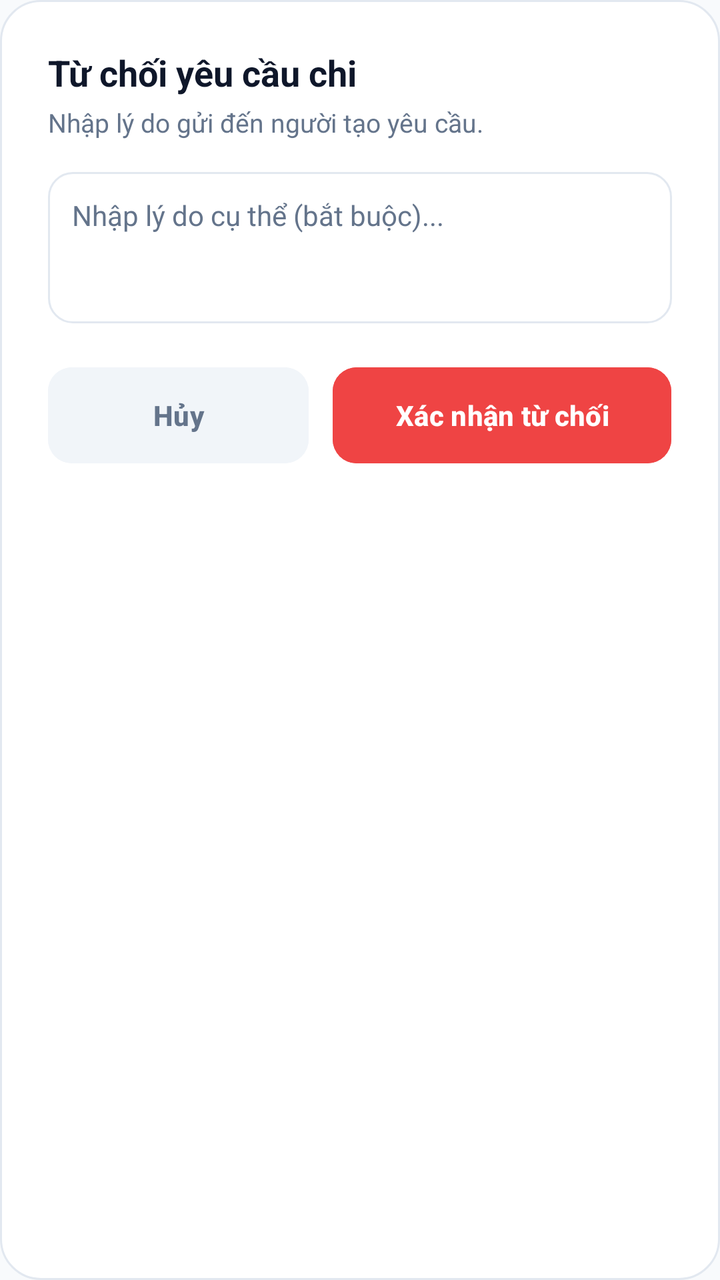
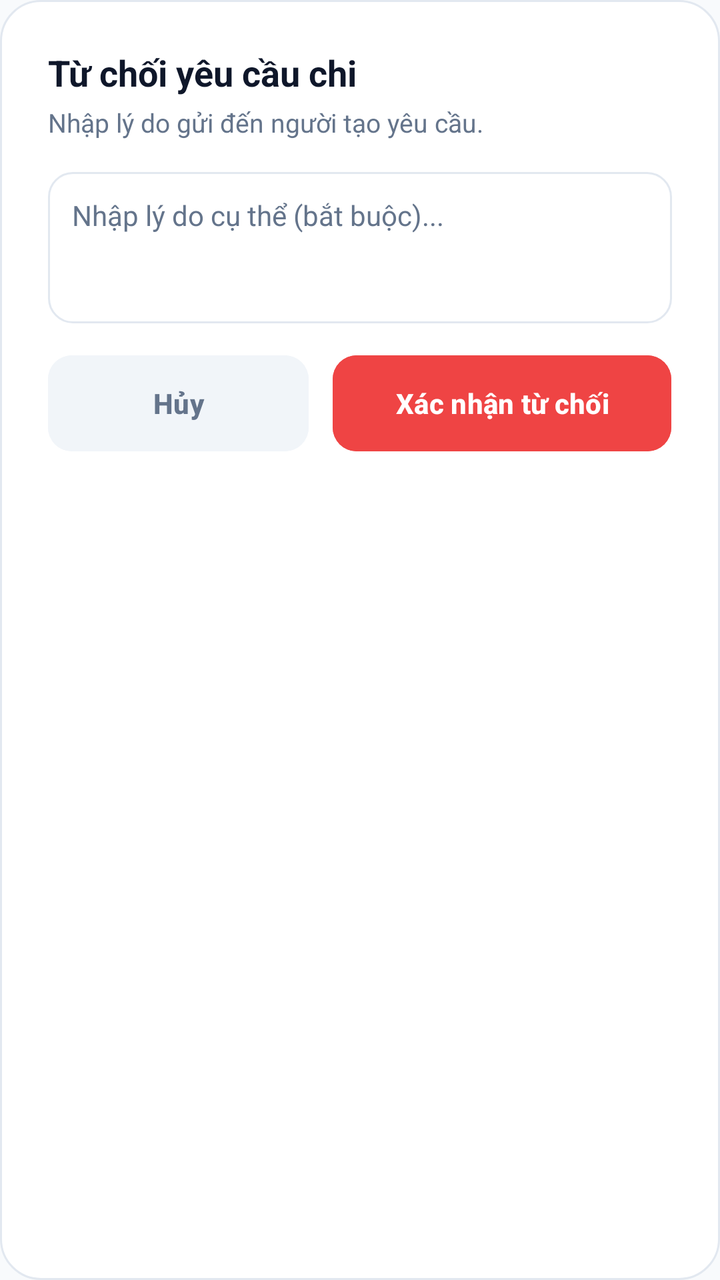

Before-and-after screenshots of an Android layout around one commit, followed by the original layout XML and the change that was made.
<!-- AndroidManifest.xml: application theme Theme.SharedFund -->
<!-- res/layout/dialog_koin_reject_expense.xml -->
<?xml version="1.0" encoding="utf-8"?>
<LinearLayout xmlns:android="http://schemas.android.com/apk/res/android"
    xmlns:app="http://schemas.android.com/apk/res-auto"
    android:layout_width="match_parent"
    android:layout_height="wrap_content"
    android:background="@drawable/bg_dialog_card"
    android:orientation="vertical"
    android:padding="24dp">

    <TextView
        android:id="@+id/tvRejectDialogTitle"
        android:layout_width="match_parent"
        android:layout_height="wrap_content"
        android:text="Từ chối yêu cầu chi"
        android:textColor="@color/text_primary"
        android:textSize="18sp"
        android:textStyle="bold" />

    <TextView
        android:id="@+id/tvRejectDialogSubtitle"
        android:layout_width="match_parent"
        android:layout_height="wrap_content"
        android:layout_marginTop="4dp"
        android:text="Nhập lý do gửi đến người tạo yêu cầu."
        android:textColor="@color/text_secondary"
        android:textSize="13sp" />

    <LinearLayout
        android:layout_width="match_parent"
        android:layout_height="wrap_content"
        android:layout_marginTop="16dp"
        android:layout_marginBottom="22dp"
        android:background="@drawable/bg_input_box"
        android:orientation="vertical"
        android:padding="12dp">

        <EditText
            android:id="@+id/etRejectReason"
            android:layout_width="match_parent"
            android:layout_height="wrap_content"
            android:background="@null"
            android:gravity="top|start"
            android:hint="Nhập lý do cụ thể (bắt buộc)..."
            android:minLines="3"
            android:maxLines="5"
            android:textColor="@color/text_primary"
            android:textColorHint="@color/text_secondary"
            android:textSize="14sp" />
    </LinearLayout>

    <LinearLayout
        android:layout_width="match_parent"
        android:layout_height="wrap_content"
        android:orientation="horizontal">

        <com.google.android.material.button.MaterialButton
            android:id="@+id/btnCancelReject"
            android:layout_width="0dp"
            android:layout_height="48dp"
            android:layout_marginEnd="6dp"
            android:layout_weight="1"
            android:backgroundTint="@color/surface_variant"
            android:insetTop="0dp"
            android:insetBottom="0dp"
            android:text="Hủy"
            android:textAllCaps="false"
            android:textColor="@color/text_secondary"
            android:textSize="14sp"
            android:textStyle="bold"
            app:cornerRadius="12dp"
            app:elevation="0dp" />

        <com.google.android.material.button.MaterialButton
            android:id="@+id/btnConfirmReject"
            android:layout_width="0dp"
            android:layout_height="48dp"
            android:layout_marginStart="6dp"
            android:layout_weight="1.3"
            android:backgroundTint="@color/accent_expense"
            android:insetTop="0dp"
            android:insetBottom="0dp"
            android:text="Xác nhận từ chối"
            android:textAllCaps="false"
            android:textColor="@android:color/white"
            android:textSize="14sp"
            android:textStyle="bold"
            app:cornerRadius="12dp"
            app:elevation="0dp" />
    </LinearLayout>
</LinearLayout>
<!-- resources referenced by this layout -->
<resources>
  <color name="accent_expense">#EF4444</color>
  <color name="surface_variant">#F1F5F9</color>
  <color name="text_primary">#0F172A</color>
  <color name="text_secondary">#64748B</color>
  <!-- drawable bg_dialog_card (drawable) -->
  <?xml version="1.0" encoding="utf-8"?>
  <shape xmlns:android="http://schemas.android.com/apk/res/android"
      android:shape="rectangle">
      <solid android:color="@color/surface" />
      <corners android:radius="20dp" />
      <stroke
          android:width="1dp"
          android:color="@color/border" />
  </shape>
  <!-- drawable bg_input_box (drawable) -->
  <?xml version="1.0" encoding="utf-8"?>
  <shape xmlns:android="http://schemas.android.com/apk/res/android"
      android:shape="rectangle">
      <solid android:color="@color/surface" />
      <stroke
          android:width="1dp"
          android:color="@color/border" />
      <corners android:radius="12dp" />
  </shape>
  <style name="Theme.SharedFund" parent="Base.Theme.SharedFund" />
  <color name="surface">#FFFFFF</color>
  <color name="border">#E2E8F0</color>
  <style name="Base.Theme.SharedFund" parent="Theme.Material3.Light.NoActionBar">
          <item name="colorPrimary">@color/primary</item>
          <item name="colorPrimaryDark">@color/primary_dark</item>
          <item name="colorSecondary">@color/accent_income</item>
          <item name="android:statusBarColor">@color/surface</item>
          <item name="android:windowLightStatusBar">true</item>
          <item name="android:windowBackground">@color/background</item>
          <item name="colorSurface">@color/surface</item>
          <item name="colorOnSurface">@color/text_primary</item>
          <item name="android:textColorPrimary">@color/text_primary</item>
          <item name="android:textColorSecondary">@color/text_secondary</item>
          <item name="android:textColorHint">@color/text_secondary</item>
          <item name="editTextColor">@color/text_primary</item>
      </style>
  <color name="primary">#0052CC</color>
  <color name="primary_dark">#003D99</color>
  <color name="accent_income">#10B981</color>
  <color name="background">#F8FAFC</color>
</resources>

<!-- the commit's change to res/layout/dialog_koin_reject_expense.xml (unified diff, before → after) -->
@@ -26,10 +26,10 @@
         android:textSize="13sp" />
 
     <LinearLayout
+        android:id="@+id/layoutRejectInputBox"
         android:layout_width="match_parent"
         android:layout_height="wrap_content"
         android:layout_marginTop="16dp"
-        android:layout_marginBottom="22dp"
         android:background="@drawable/bg_input_box"
         android:orientation="vertical"
         android:padding="12dp">
@@ -48,9 +48,20 @@
             android:textSize="14sp" />
     </LinearLayout>
 
+    <TextView
+        android:id="@+id/tvRejectReasonError"
+        android:layout_width="match_parent"
+        android:layout_height="wrap_content"
+        android:layout_marginTop="6dp"
+        android:text="Bắt buộc phải nhập lý do từ chối!"
+        android:textColor="@color/accent_expense"
+        android:textSize="12sp"
+        android:visibility="gone" />
+
     <LinearLayout
         android:layout_width="match_parent"
         android:layout_height="wrap_content"
+        android:layout_marginTop="16dp"
         android:orientation="horizontal">
 
         <com.google.android.material.button.MaterialButton
